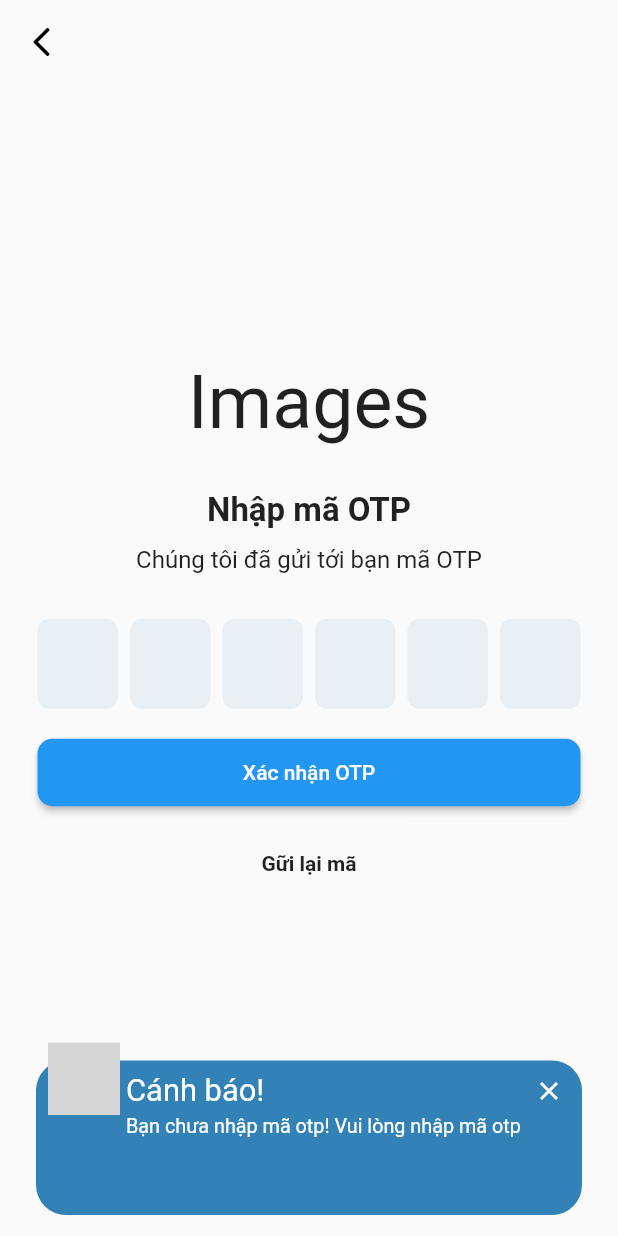
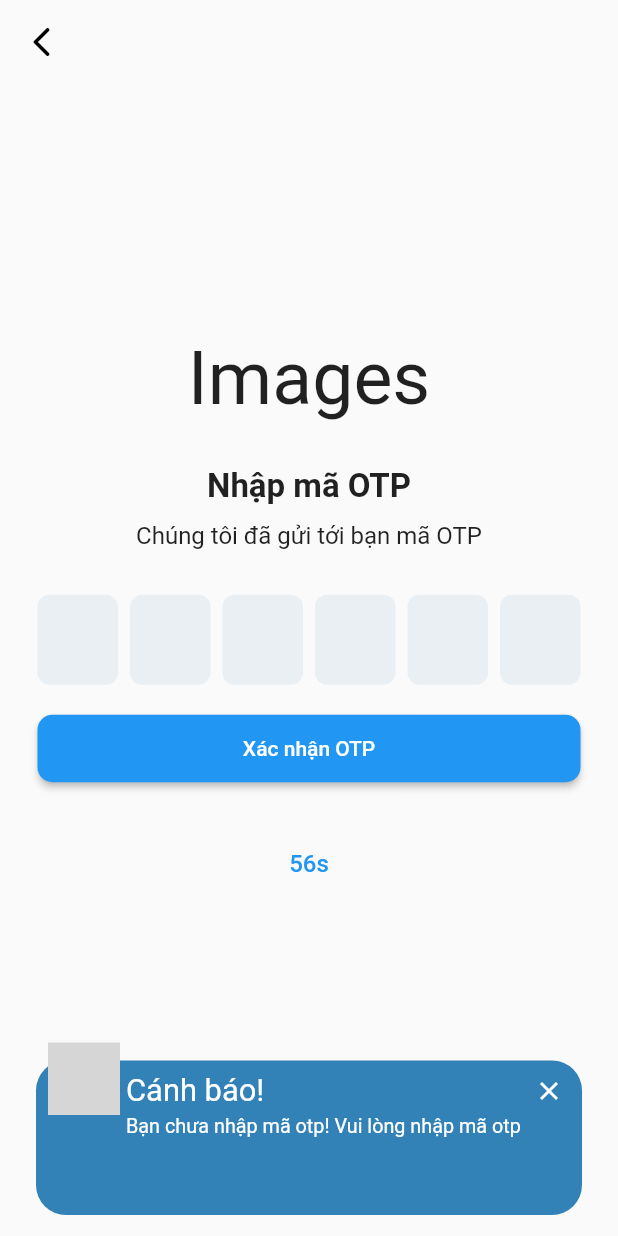
Before and after one commit to DuyKhangIT/SeShare-App, a Flutter app: the InputOTP screen opened by its route, after a tap on "Xác nhận OTP", on a phone screen of 412 x 824 dp. Run offline on Flutter 3.47's test engine with Material 2 defaults, Android fonts, the phone set to English and light mode, and no system bars; drawn by our look-alikes of awesome_snackbar_content, pinput; our stand-ins replace firebase_auth, firebase_core, get, get_storage, shared_preferences; accounts and stored records are empty; Roboto replaces fonts that are missing (Nunito Sans); grey boxes are pictures that could not be loaded.

Commit message:
adding screen + handle otp

```diff
--- a/lib/assets/assets.dart
+++ b/lib/assets/assets.dart
@@ -1 +1,2 @@
 export 'images_assets.dart';
+export 'icons_assets.dart';
--- /dev/null
+++ b/lib/assets/icons_assets.dart
@@ -0,0 +1,3 @@
+class IconsAssets {
+  static const String icMessage = 'assets/icons/ic_message.png';
+}
--- /dev/null
+++ b/lib/config/share_preferences.dart
@@ -0,0 +1,6 @@
+import 'package:shared_preferences/shared_preferences.dart';
+
+class ConfigSharedPreferences {
+  static const PREF_KEY = 'preferences';
+
+}
--- a/lib/controllers/authentication.dart
+++ b/lib/controllers/authentication.dart
@@ -1,5 +1,4 @@
 import 'package:get/get.dart';
 
 class AuthController extends GetxController{
-
 }
--- /dev/null
+++ b/lib/controllers/handle_otp.dart
@@ -0,0 +1,32 @@
+import 'dart:async';
+import 'package:get/get.dart';
+
+class HandleOtp extends GetxController {
+  @override
+  void onInit() {
+    super.onInit();
+    firstLoad();
+  }
+
+  void firstLoad() {
+    startTimer();
+  }
+
+  /// Đếm ngược
+  var start = 59.obs;
+
+  void startTimer() {
+    start.value = 59;
+    const oneSec = Duration(seconds: 1);
+    Timer.periodic(
+      oneSec,
+      (Timer timer) {
+        if (start.value == 0) {
+          timer.cancel();
+        } else {
+          start.value--;
+        }
+      },
+    );
+  }
+}
--- a/lib/main.dart
+++ b/lib/main.dart
@@ -2,10 +2,6 @@ import 'package:firebase_core/firebase_core.dart';
 import 'package:flutter/material.dart';
 import 'package:get/get.dart';
 import 'package:get_storage/get_storage.dart';
-import 'package:instagram_app/responsive/mobile_screen.dart';
-import 'package:instagram_app/responsive/responsive_layout.dart';
-import 'package:instagram_app/responsive/web_screen.dart';
-import 'package:instagram_app/util/global.dart';
 import 'package:instagram_app/views/home.dart';
 import 'package:instagram_app/views/input_otp.dart';
 import 'package:instagram_app/views/input_phone_number.dart';
@@ -26,7 +22,6 @@ class MyApp extends StatelessWidget {
   // This widget is the root of your application.
   @override
   Widget build(BuildContext context) {
-
     return GetMaterialApp(
       theme: ThemeService().lightTheme,
       darkTheme: ThemeService().darkTheme,
@@ -38,7 +33,6 @@ class MyApp extends StatelessWidget {
         'phone': (context) => const InputPhoneNumber(),
         'otp': (context) => const InputOTP(),
         'home': (context) => const Home(),
-
       },
       title: 'Instagram',
       // home: const ResponsiveLayout(
--- a/lib/views/input_otp.dart
+++ b/lib/views/input_otp.dart
@@ -1,12 +1,12 @@
 import 'package:awesome_snackbar_content/awesome_snackbar_content.dart';
 import 'package:firebase_auth/firebase_auth.dart';
 import 'package:flutter/material.dart';
-import 'package:instagram_app/util/global.dart';
+import 'package:get/get.dart';
+
 import 'package:instagram_app/views/input_phone_number.dart';
 import 'package:pinput/pinput.dart';
-
-import '../assets/images_assets.dart';
-import '../config/theme_service.dart';
+import '../controllers/handle_otp.dart';
+import '../util/global.dart';
 
 class InputOTP extends StatefulWidget {
   const InputOTP({Key? key}) : super(key: key);
@@ -35,22 +35,23 @@ class _InputOTPState extends State<InputOTP> {
           color: Color.fromRGBO(30, 60, 87, 1),
           fontWeight: FontWeight.w600),
       decoration: BoxDecoration(
-        border: Border.all(color: Color.fromRGBO(234, 239, 243, 1)),
+        border: Border.all(color: const Color.fromRGBO(234, 239, 243, 1)),
         borderRadius: BorderRadius.circular(20),
       ),
     );
 
     final focusedPinTheme = defaultPinTheme.copyDecorationWith(
-      border: Border.all(color: Color.fromRGBO(114, 178, 238, 1)),
+      border: Border.all(color: const Color.fromRGBO(114, 178, 238, 1)),
       borderRadius: BorderRadius.circular(8),
     );
 
     final submittedPinTheme = defaultPinTheme.copyWith(
       decoration: defaultPinTheme.decoration?.copyWith(
-        color: Color.fromRGBO(234, 239, 243, 1),
+        color: const Color.fromRGBO(234, 239, 243, 1),
       ),
     );
     var code = "";
+    Get.put(HandleOtp());
     return Scaffold(
       extendBodyBehindAppBar: true,
       appBar: AppBar(
@@ -83,7 +84,10 @@ class _InputOTPState extends State<InputOTP> {
               const SizedBox(height: 30),
               const Text(
                 "Nhập mã OTP",
-                style: TextStyle(fontSize: 22, fontWeight: FontWeight.bold),
+                style: TextStyle(
+                    fontFamily: 'Nunito Sans',
+                    fontSize: 22,
+                    fontWeight: FontWeight.bold),
               ),
               const SizedBox(
                 height: 10,
@@ -91,6 +95,7 @@ class _InputOTPState extends State<InputOTP> {
               const Text(
                 "Chúng tôi đã gửi tới bạn mã OTP",
                 style: TextStyle(
+                  fontFamily: 'Nunito Sans',
                   fontSize: 16,
                 ),
                 textAlign: TextAlign.center,
@@ -115,7 +120,7 @@ class _InputOTPState extends State<InputOTP> {
                 height: 45,
                 child: ElevatedButton(
                     style: ElevatedButton.styleFrom(
-                        primary: Colors.blue,
+                        backgroundColor: Colors.blue,
                         shape: RoundedRectangleBorder(
                             borderRadius: BorderRadius.circular(10))),
                     onPressed: () async {
@@ -142,14 +147,12 @@ class _InputOTPState extends State<InputOTP> {
                               PhoneAuthProvider.credential(
                                   verificationId: InputPhoneNumber.verify,
                                   smsCode: code);
-
                           // Sign the user in (or link) with the credential
                           await auth.signInWithCredential(credential);
                           Navigator.pushNamedAndRemoveUntil(
                               context, 'home', (route) => false);
                         } catch (e) {
                           final snackBar = SnackBar(
-                            /// need to set following properties for best effect of awesome_snackbar_content
                             elevation: 0,
                             behavior: SnackBarBehavior.fixed,
                             backgroundColor: Colors.transparent,
@@ -171,18 +174,26 @@ class _InputOTPState extends State<InputOTP> {
                 height: 30,
               ),
               Center(
-                child: GestureDetector(
-                  onTap: () async {
+                child: Obx(() {
+                  // Truy xuất HandleOtp bằng Get.find()
+                  final handleOtp = Get.find<HandleOtp>();
+                  return (handleOtp.start.value == 0)
+                      ? TextButton(
+                          onPressed: () async {
                             await FirebaseAuth.instance.verifyPhoneNumber(
-                      phoneNumber: countryCode.text + Global.phoneNumber,
+                              phoneNumber:
+                                  countryCode.text + Global.phoneNumber,
                               timeout: const Duration(seconds: 60),
                               verificationCompleted:
-                          (PhoneAuthCredential credential) {},
+                                  (PhoneAuthCredential credential) async {},
                               verificationFailed: (FirebaseAuthException e) {},
-                      codeSent: (String verificationId, int? resendToken) {
+                              codeSent:
+                                  (String verificationId, int? resendToken) {
                                 InputPhoneNumber.verify = verificationId;
+                                handleOtp.startTimer();
                               },
-                      codeAutoRetrievalTimeout: (String verificationId) {
+                              codeAutoRetrievalTimeout:
+                                  (String verificationId) {
                                 final snackBar = SnackBar(
                                   elevation: 0,
                                   behavior: SnackBarBehavior.fixed,
@@ -200,15 +211,16 @@ class _InputOTPState extends State<InputOTP> {
                               forceResendingToken: null,
                             );
                           },
-                  child: const Text(
-                    "Gữi lại mã",
+                          child: const Text('Gửi lại mã',
                               style: TextStyle(
-                      fontSize: 14,
-                      fontFamily: 'Nunito Sans',
-                      fontWeight: FontWeight.w600,
-                    ),
-                  ),
-                ),
+                                  fontFamily: 'Nunito Sans', fontSize: 16)),
+                        )
+                      : TextButton(
+                          onPressed: () {},
+                          child: Text('${handleOtp.start.value}' 's',
+                              style: const TextStyle(
+                                  fontFamily: 'Nunito Sans', fontSize: 16)));
+                }),
               )
             ],
           ),
--- a/lib/views/input_phone_number.dart
+++ b/lib/views/input_phone_number.dart
@@ -174,7 +174,7 @@ class _InputPhoneNumberState extends State<InputPhoneNumber> {
                     }
                   },
                   child: const Text(
-                    "Gữi mã",
+                    "Gửi mã",
                     style: TextStyle(
                       fontSize: 14,
                       fontFamily: 'Nunito Sans',
--- a/lib/views/login.dart
+++ b/lib/views/login.dart
@@ -22,7 +22,7 @@ class LoginScreen extends StatelessWidget {
               Container(
                   width: 85,
                   height: 85,
-                  margin: EdgeInsets.only(top: 52),
+                  margin: const EdgeInsets.only(top: 52),
                   decoration: BoxDecoration(
                     shape: BoxShape.circle,
                     border: Border.all(
--- a/pubspec.yaml
+++ b/pubspec.yaml
@@ -65,6 +65,7 @@ flutter:
 
   # To add assets to your application, add an assets section, like this:
   assets:
+    - assets/icons/
     - assets/images/
 
   # An image asset can refer to one or more resolution-specific "variants", see
```
Also changed, not shown: lib/config/theme_share_preferences.dart (deleted, +0 -16 lines), lib/util/global.dart (+12 -2 lines), lib/views/add_photo.dart (added, +10 -0 lines), lib/views/home.dart (+15 -6 lines), lib/views/notification_screen.dart (added, +12 -0 lines), lib/views/profile_screen.dart (added, +12 -0 lines), lib/views/search_screen.dart (added, +12 -0 lines), assets/icons/ic_message.png (added). Lines whose indentation alone changed are shown as unchanged.
